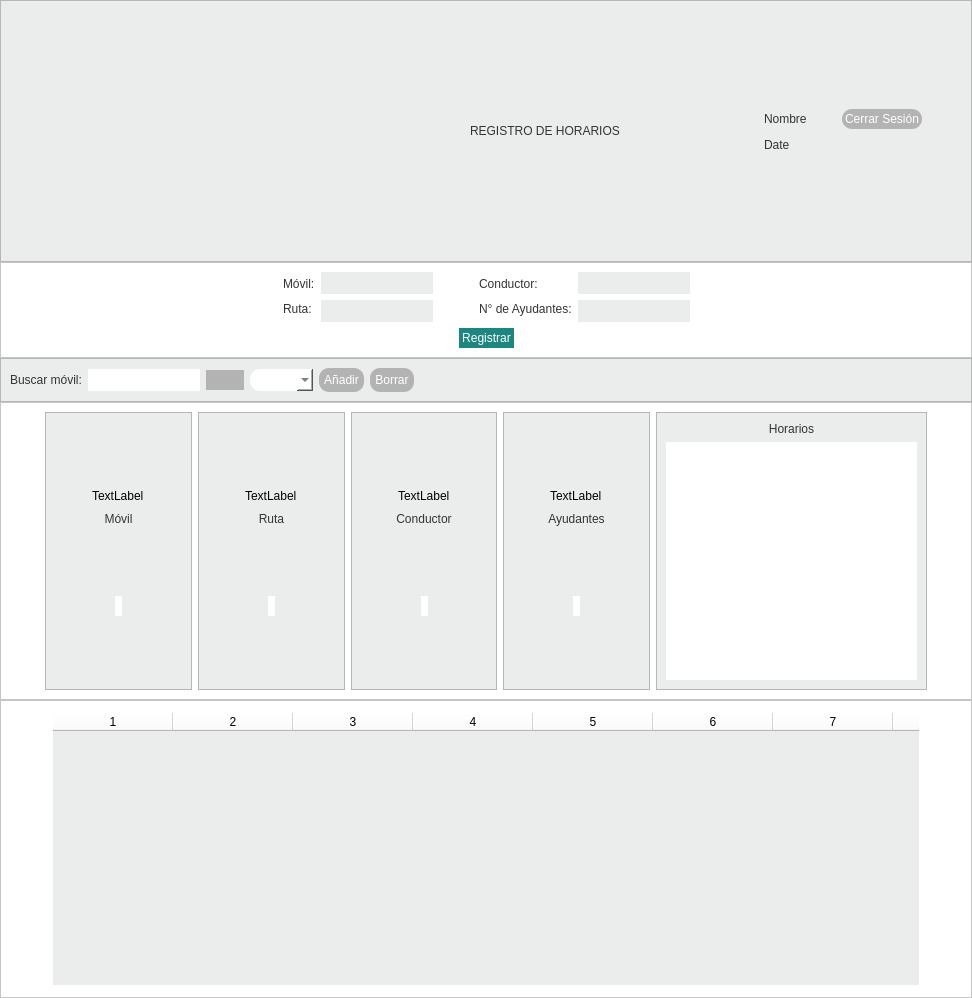
Qt form registro_horarios.ui (altitude-solutions/Operador_Radio) before a commit.
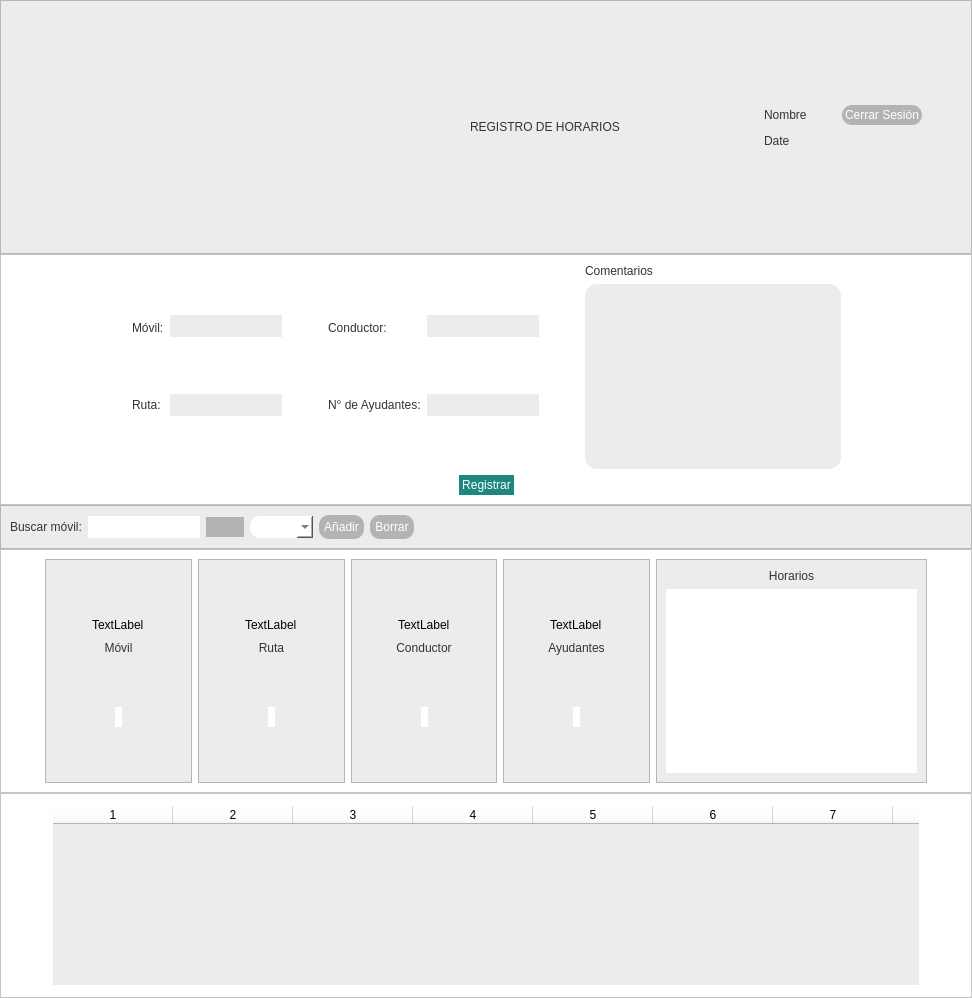
The same form after that commit.

```diff
--- a/registro_horarios.ui
+++ b/registro_horarios.ui
@@ -46,7 +46,7 @@
   <property name="styleSheet">
    <string notr="true"/>
   </property>
-  <layout class="QVBoxLayout" name="verticalLayout_14">
+  <layout class="QVBoxLayout" name="verticalLayout_15">
    <property name="spacing">
     <number>0</number>
    </property>
@@ -484,6 +484,54 @@
               </item>
              </layout>
             </item>
+            <item>
+             <spacer name="horizontalSpacer_30">
+              <property name="orientation">
+               <enum>Qt::Horizontal</enum>
+              </property>
+              <property name="sizeHint" stdset="0">
+               <size>
+                <width>40</width>
+                <height>20</height>
+               </size>
+              </property>
+             </spacer>
+            </item>
+            <item>
+             <layout class="QVBoxLayout" name="verticalLayout_14">
+              <item>
+               <widget class="QLabel" name="label_user_7">
+                <property name="sizePolicy">
+                 <sizepolicy hsizetype="Preferred" vsizetype="Fixed">
+                  <horstretch>0</horstretch>
+                  <verstretch>0</verstretch>
+                 </sizepolicy>
+                </property>
+                <property name="styleSheet">
+                 <string notr="true">font: 11pt &quot;MS Shell Dlg 2&quot;;
+color:#333333;
+min-width:7em;
+max-width:7em;</string>
+                </property>
+                <property name="text">
+                 <string>Comentarios</string>
+                </property>
+               </widget>
+              </item>
+              <item>
+               <widget class="QTextEdit" name="text_comentarios">
+                <property name="styleSheet">
+                 <string notr="true">background-color: #EBEDED;
+border-style: outset;
+border-radius: 12px;
+font: 10pt &quot;MS Shell Dlg 2&quot;;
+color: #333333;
+padding: 3px;</string>
+                </property>
+               </widget>
+              </item>
+             </layout>
+            </item>
            </layout>
           </item>
           <item>
```
